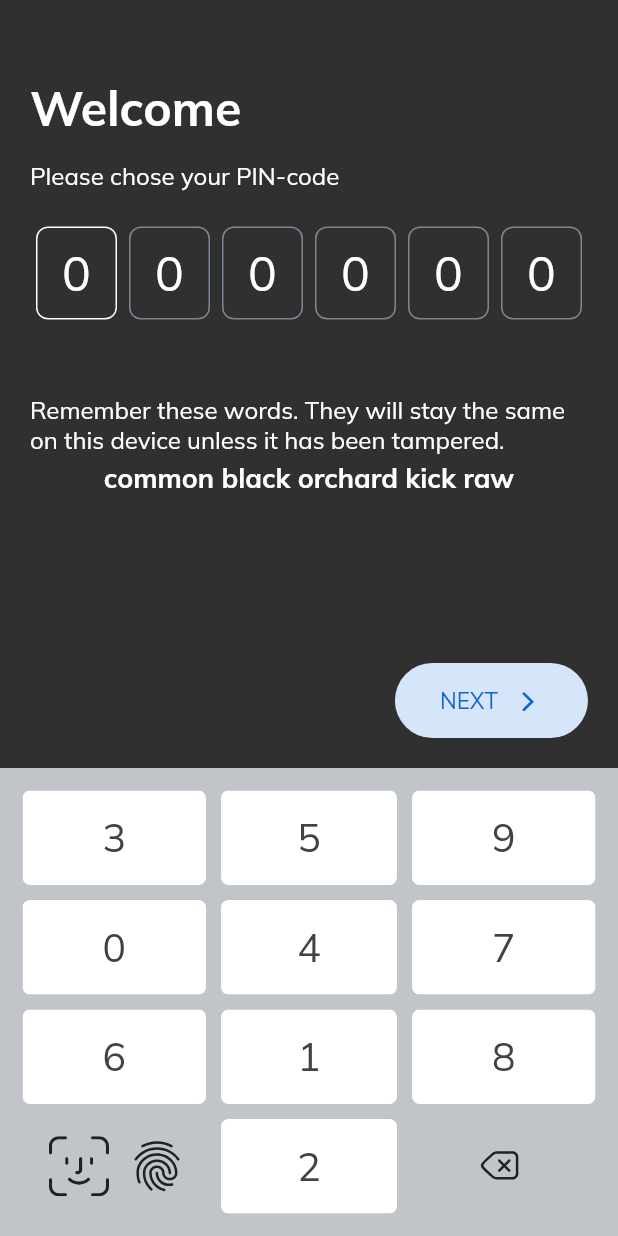
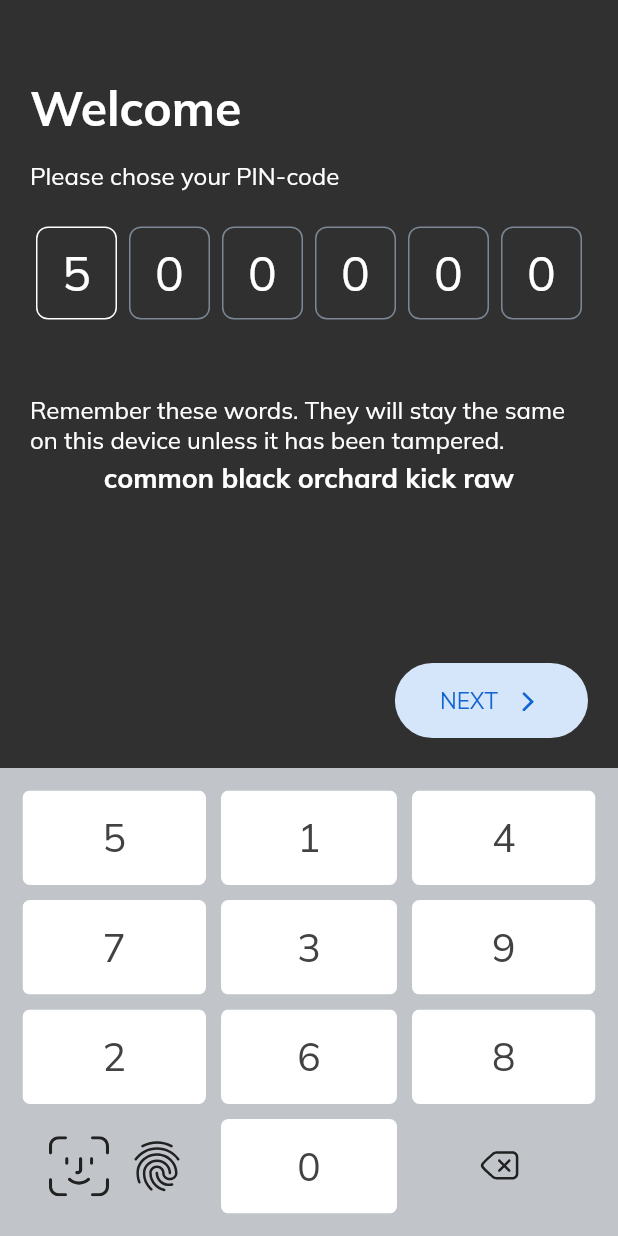
Before and after one commit to cryptoadvance/specter-mobile, a Flutter app: the screen it shows after launch, after a tap on an icon or button, on a phone screen of 412 x 824 dp. Run offline on Flutter 3.47's test engine with Material 2 defaults, Android fonts, the phone set to English and light mode, and no system bars; our stand-ins replace flutter_svg, get; missing offline and left inert: dart:ffi.

Commit message:
Pin-code controller

```diff
--- a/lib/app/modules/auth/recovery_select/views/recovery_select_view.dart
+++ b/lib/app/modules/auth/recovery_select/views/recovery_select_view.dart
@@ -24,11 +24,11 @@ class RecoverySelectView extends GetView<RecoverySelectController> {
                   shape: BoxShape.circle
                 ),
                 padding: EdgeInsets.all(20),
-                child: SvgPicture.asset('assets/icons/vpn_key.svg', color: Colors.grey[600]),
+                child: SvgPicture.asset('assets/icons/vpn_key.svg', color: Colors.grey[600])
               ),
               Container(
                 margin: EdgeInsets.only(top: 20),
-                child: Text('recovery_select_labels_top_title'.tr, style: TextStyle(fontSize: 20)),
+                child: Text('recovery_select_labels_top_title'.tr, style: TextStyle(fontSize: 20))
               ),
               Container(
                 margin: EdgeInsets.only(top: 30),
--- /dev/null
+++ b/lib/app/modules/auth/verification/controllers/pincode_input_controller.dart
@@ -0,0 +1,56 @@
+import 'dart:math';
+
+import 'package:get/get.dart';
+
+import '../../../../../utils.dart';
+
+class PinCodeInputController extends GetxController {
+  final RxList<int> _pinCode = [
+    0, 0, 0, 0, 0, 0
+  ].obs;
+
+  int _currentInputIdx = 0;
+
+  late List<int> _codes;
+
+  List<int> get pinCode => _pinCode;
+
+  get codes => _codes;
+
+  @override
+  void onInit() {
+    List<int> symbols = [0, 1, 2, 3, 4, 5, 6, 7, 8, 9];
+    _codes = Utils.shuffleSecure(symbols);
+    super.onInit();
+  }
+
+  @override
+  void onReady() {
+    super.onReady();
+  }
+
+  @override
+  void onClose() {}
+
+  int pinCodeLength() {
+    return _pinCode.length;
+  }
+
+  List<int> getCodes() {
+    return _codes;
+  }
+
+  void addCode(int num) {
+    if (_currentInputIdx >= _pinCode.length) {
+      return;
+    }
+    _pinCode[_currentInputIdx++] = num;
+  }
+
+  void clean() {
+    for (int i = 0; i < _pinCode.length; i++) {
+      _pinCode[i] = 0;
+    }
+    _currentInputIdx = 0;
+  }
+}
--- a/lib/app/modules/auth/verification/widgets/PinCodeInput.dart
+++ b/lib/app/modules/auth/verification/views/pincode_input_view.dart
@@ -1,21 +1,27 @@
 import 'package:flutter/material.dart';
+import 'package:get/get.dart';
+import 'package:specter_mobile/app/modules/auth/verification/controllers/pincode_input_controller.dart';
 
 import '../../../../../utils.dart';
 
-class PinCodeInput extends StatelessWidget {
-  final int passwordLen = 6;
+class PinCodeInputView extends GetView<PinCodeInputController> {
   final int currentItemIndex = 0;
+
+  final PinCodeInputController controller = Get.find<PinCodeInputController>();
 
   @override
   Widget build(BuildContext context) {
     return LayoutBuilder(builder: (context, constraints) {
-      return getContent(context, constraints.maxWidth);
+      return Obx(() => getContent(context, constraints.maxWidth));
     });
   }
 
   Widget getContent(BuildContext context, double width) {
     List<Widget> rows = [];
+    int passwordLen = controller.pinCodeLength();
     double buttonWidth = width / passwordLen;
+    List<int> pinCode = controller.pinCode;
+    print('build');
     for (int i = 0; i < passwordLen; i++) {
       bool isActive = (currentItemIndex == i);
       rows.add(Container(
@@ -29,7 +35,11 @@ class PinCodeInput extends StatelessWidget {
             ),
             borderRadius: BorderRadius.all(Radius.circular(8))
           ),
-          child: Text('0', textAlign: TextAlign.center, style: TextStyle(fontSize: 32, color: Theme.of(context).accentColor))
+          child: Text(
+            pinCode[i].toString(),
+            textAlign: TextAlign.center,
+            style: TextStyle(fontSize: 32, color: Theme.of(context).accentColor)
+          )
         ),
       ));
     }
--- a/lib/app/modules/auth/verification/views/verification_view.dart
+++ b/lib/app/modules/auth/verification/views/verification_view.dart
@@ -3,7 +3,8 @@ import 'package:flutter/material.dart';
 
 import 'package:get/get.dart';
 import 'package:specter_mobile/app/modules/auth/recovery_select/views/recovery_select_view.dart';
-import 'package:specter_mobile/app/modules/auth/verification/widgets/PinCodeInput.dart';
+import 'package:specter_mobile/app/modules/auth/verification/controllers/pincode_input_controller.dart';
+import 'package:specter_mobile/app/modules/auth/verification/views/pincode_input_view.dart';
 import 'package:specter_mobile/app/modules/auth/verification/widgets/PinCodeKeyboard.dart';
 import 'package:specter_mobile/app/widgets/LightButton.dart';
 
@@ -11,6 +12,8 @@ import '../../../../../utils.dart';
 import '../controllers/verification_controller.dart';
 
 class VerificationView extends GetView<VerificationController> {
+  final PinCodeInputController pinCodeInputController = Get.put(PinCodeInputController());
+
   @override
   Widget build(BuildContext context) {
     return Scaffold(
@@ -50,7 +53,7 @@ class VerificationView extends GetView<VerificationController> {
             ),
             Container(
               margin: EdgeInsets.only(top: 24),
-              child: PinCodeInput(),
+              child: PinCodeInputView(),
             ),
             Container(
               margin: EdgeInsets.only(top: 50),
--- a/lib/app/modules/auth/verification/widgets/PinCodeKeyboard.dart
+++ b/lib/app/modules/auth/verification/widgets/PinCodeKeyboard.dart
@@ -1,9 +1,11 @@
 import 'package:flutter/cupertino.dart';
 import 'package:flutter/material.dart';
 import 'package:flutter_svg/svg.dart';
+import 'package:get/get.dart';
+import 'package:specter_mobile/app/modules/auth/verification/controllers/pincode_input_controller.dart';
 
 class PinCodeKeyboard extends StatelessWidget {
-  final codes = [3, 5, 9, 0, 4, 7, 6, 1, 8, 2];
+  final PinCodeInputController controller = Get.find<PinCodeInputController>();
 
   @override
   Widget build(BuildContext context) {
@@ -52,6 +54,7 @@ class PinCodeKeyboard extends StatelessWidget {
   Widget getBottomButtons(double width) {
     double buttonWidth = width / 3;
     return Row(
+      mainAxisSize: MainAxisSize.max,
       children: [
         Container(
           width: buttonWidth,
@@ -65,20 +68,20 @@ class PinCodeKeyboard extends StatelessWidget {
         Container(
           width: buttonWidth,
           child: getCleanButton()
-        ),
-      ],
+        )
+      ]
     );
   }
 
   Widget getButton(int idx) {
-    var code = codes[idx];
+    var code = controller.codes[idx];
     return ClipRRect(
       borderRadius: BorderRadius.all(Radius.circular(5)),
       child: Container(
         color: Colors.white,
         child: TextButton(
           onPressed: () {
-            // Respond to button press
+            controller.addCode(code);
           },
           style: TextButton.styleFrom(
             padding: EdgeInsets.zero,
@@ -101,6 +104,9 @@ class PinCodeKeyboard extends StatelessWidget {
       onTap: () {
         print('auth');
       },
+      child: Container(
+        height: 60,
+        child: Center(
           child: Row(
             crossAxisAlignment: CrossAxisAlignment.center,
             mainAxisAlignment: MainAxisAlignment.center,
@@ -113,6 +119,8 @@ class PinCodeKeyboard extends StatelessWidget {
                 child: SvgPicture.asset('assets/icons/fingerprint.svg', color: Colors.grey[900]),
               )
             ],
+          ),
+        ),
       )
     );
   }
@@ -120,9 +128,14 @@ class PinCodeKeyboard extends StatelessWidget {
   Widget getCleanButton() {
     return InkWell(
       onTap: () {
-        print('clean');
+        controller.clean();
       },
-      child: SvgPicture.asset('assets/icons/delete.svg', color: Colors.grey[900], width: 30),
+      child: Container(
+        height: 60,
+        child: Center(
+          child: SvgPicture.asset('assets/icons/delete.svg', color: Colors.grey[900], width: 30)
+        )
+      )
     );
   }
 }
--- a/lib/utils.dart
+++ b/lib/utils.dart
@@ -1,7 +1,21 @@
+import 'dart:math';
 import 'dart:ui';
 
 class Utils {
+  static final random = new Random.secure();
+
   static Color hexToColor(String code) {
     return new Color(int.parse(code.substring(1, 7), radix: 16) + 0xFF000000);
   }
+
+  static List<int> shuffleSecure(List<int> items) {
+    for (var i = items.length - 1; i > 0; i--) {
+      var n = random.nextInt(i + 1);
+
+      var temp = items[i];
+      items[i] = items[n];
+      items[n] = temp;
+    }
+    return items;
+  }
 }
```
Lines whose indentation alone changed are shown as unchanged.
